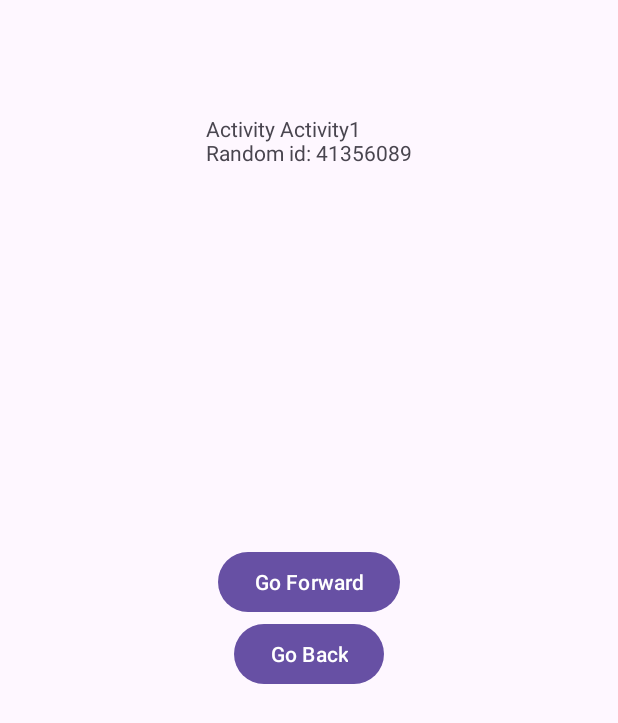
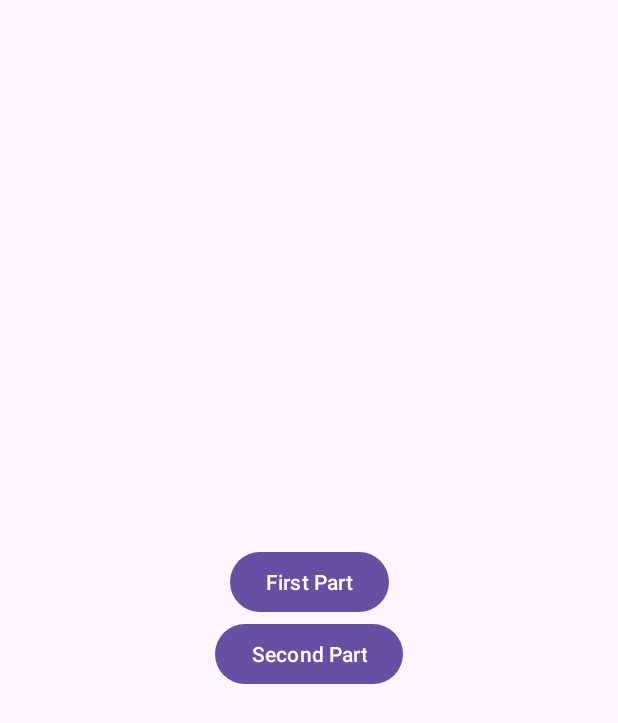
Before and after one commit to npogoncuk/EPAMHomeworks, an Android app: the screen it shows after launch (Activity1 before the commit, MenuActivity after it), on a phone screen of 412 x 824 dp. Shown: the top 723 px of the screen. Run offline under Robolectric (Android 15) with nearby library versions, the phone set to English and light mode, and no system bars.

Commit message:
Add MenuActivity, ServiceActivity, CounterService

```diff
--- /dev/null
+++ b/BaseApplicationComponets/app/src/main/java/com/example/baseapplicationcomponets/MenuActivity.kt
@@ -0,0 +1,27 @@
+package com.example.baseapplicationcomponets
+
+import android.content.Intent
+import androidx.appcompat.app.AppCompatActivity
+import android.os.Bundle
+import com.example.baseapplicationcomponets.databinding.ActivityMenuBinding
+
+class MenuActivity : AppCompatActivity() {
+
+    private lateinit var binding: ActivityMenuBinding
+
+    override fun onCreate(savedInstanceState: Bundle?) {
+        super.onCreate(savedInstanceState)
+        binding = ActivityMenuBinding.inflate(layoutInflater)
+        setContentView(binding.root)
+
+        binding.buttonFirstPart.setOnClickListener {
+            val intent = Intent(this, Activity1::class.java)
+            startActivity(intent)
+        }
+        binding.buttonSecondPart.setOnClickListener {
+            val intent = Intent(this, ServiceActivity::class.java)
+            startActivity(intent)
+        }
+
+    }
+}
--- /dev/null
+++ b/BaseApplicationComponets/app/src/main/res/layout/activity_menu.xml
@@ -0,0 +1,34 @@
+<?xml version="1.0" encoding="utf-8"?>
+<androidx.constraintlayout.widget.ConstraintLayout xmlns:android="http://schemas.android.com/apk/res/android"
+    xmlns:app="http://schemas.android.com/apk/res-auto"
+    xmlns:tools="http://schemas.android.com/tools"
+    android:layout_width="match_parent"
+    android:layout_height="match_parent"
+    tools:context=".MenuActivity">
+
+    <Button
+        android:id="@+id/buttonFirstPart"
+        android:layout_width="wrap_content"
+        android:layout_height="wrap_content"
+        android:text="@string/first_part"
+        app:layout_constraintBottom_toTopOf="@+id/buttonSecondPart"
+        app:layout_constraintEnd_toEndOf="parent"
+        app:layout_constraintHorizontal_bias="0.5"
+        app:layout_constraintStart_toStartOf="parent"
+        app:layout_constraintTop_toTopOf="parent"
+        app:layout_constraintVertical_bias="0.5"
+        app:layout_constraintVertical_chainStyle="packed" />
+
+    <Button
+        android:id="@+id/buttonSecondPart"
+        android:layout_width="wrap_content"
+        android:layout_height="wrap_content"
+        android:text="@string/second_part"
+        app:layout_constraintBottom_toBottomOf="parent"
+        app:layout_constraintEnd_toEndOf="parent"
+        app:layout_constraintHorizontal_bias="0.5"
+        app:layout_constraintStart_toStartOf="parent"
+        app:layout_constraintTop_toBottomOf="@+id/buttonFirstPart" />
+
+
+</androidx.constraintlayout.widget.ConstraintLayout>
--- a/BaseApplicationComponets/app/src/main/res/values/strings.xml
+++ b/BaseApplicationComponets/app/src/main/res/values/strings.xml
@@ -3,4 +3,7 @@
     <string name="go_forward">Go Forward</string>
     <string name="go_back">Go Back</string>
     <string name="activity_text">Activity %1$s\nRandom id: %2$d</string>
+    <string name="first_part">First Part</string>
+    <string name="second_part">Second Part</string>
+    <string name="how_many_times_was_accessed">How Many Times Was Accessed</string>
 </resources>
```
Also changed, not shown: BaseApplicationComponets/app/src/main/AndroidManifest.xml (+18 -8 lines), BaseApplicationComponets/app/src/main/java/com/example/baseapplicationcomponets/CounterService.kt (added, +23 -0 lines), BaseApplicationComponets/app/src/main/java/com/example/baseapplicationcomponets/ServiceActivity.kt (added, +56 -0 lines), BaseApplicationComponets/app/src/main/res/layout/activity_service.xml (added, +18 -0 lines).
